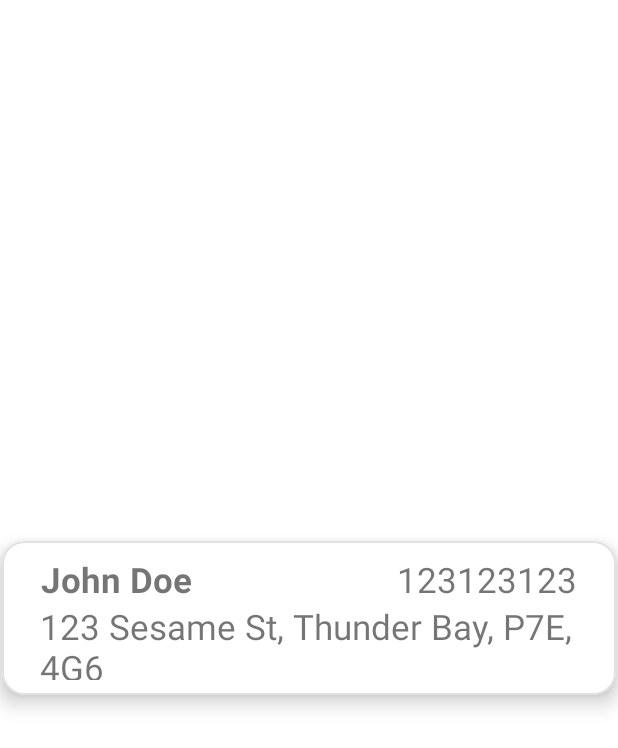
After one commit to cassieg272/Pro-Q, an Android app: the layout search_result.xml on its own in the app's theme, with its tools: preview values and no code run, on a phone screen of 412 x 824 dp. The commit adds this screen. Shown: the top 748 px of the screen. Run offline under Robolectric (Android 15) with nearby library versions, the phone set to English and light mode, and no system bars; Roboto replaces fonts that are not available here.

Commit message:
complete designing search page layout and search input validation

```diff
--- a/app/src/main/java/com/example/pro_q/Client.java
+++ b/app/src/main/java/com/example/pro_q/ClientAdapter.java
@@ -1,4 +1,4 @@
 package com.example.pro_q;
 
-public class Client {
+public class ClientAdapter {
 }
--- a/app/src/main/java/com/example/pro_q/ContactPersonLogin.java
+++ b/app/src/main/java/com/example/pro_q/ContactPersonLogin.java
@@ -78,7 +78,6 @@ public class ContactPersonLogin extends AppCompatActivity {
                         user.add(id);
                         user.add(name);
                         user.add(String.valueOf(clientList));
-                        Log.d("TAG", String.valueOf(user));
 
                         //perform authentication with Firestore Authentication library
                         mAuth.signInWithEmailAndPassword(email, password).addOnCompleteListener(ContactPersonLogin.this, task1 -> {
--- /dev/null
+++ b/app/src/main/res/layout/search_result.xml
@@ -0,0 +1,65 @@
+<?xml version="1.0" encoding="utf-8"?>
+<androidx.constraintlayout.widget.ConstraintLayout xmlns:android="http://schemas.android.com/apk/res/android"
+    xmlns:app="http://schemas.android.com/apk/res-auto"
+    xmlns:tools="http://schemas.android.com/tools"
+    android:layout_width="match_parent"
+    android:layout_height="match_parent">
+
+    <com.google.android.material.card.MaterialCardView
+        android:id="@+id/materialCardView"
+        android:layout_width="409dp"
+        android:layout_height="wrap_content"
+        android:background="@drawable/search_view_border"
+        app:cardCornerRadius="15dp"
+        app:cardElevation="8dp"
+        app:layout_constraintBottom_toBottomOf="parent"
+        app:layout_constraintEnd_toEndOf="parent"
+        app:layout_constraintStart_toStartOf="parent"
+        app:layout_constraintTop_toTopOf="parent"
+        app:strokeColor="@color/light_grey"
+        app:strokeWidth="1dp">
+
+        <androidx.constraintlayout.widget.ConstraintLayout
+            android:layout_width="match_parent"
+            android:layout_height="wrap_content"
+            android:layout_margin="10dp">
+
+            <TextView
+                android:id="@+id/cltID"
+                android:layout_width="wrap_content"
+                android:layout_height="wrap_content"
+                android:layout_marginEnd="16dp"
+                android:text="123123123"
+                android:textSize="23sp"
+                app:layout_constraintBottom_toBottomOf="@+id/cltName"
+                app:layout_constraintEnd_toEndOf="parent"
+                app:layout_constraintTop_toTopOf="@+id/cltName" />
+
+            <TextView
+                android:id="@+id/cltName"
+                android:layout_width="wrap_content"
+                android:layout_height="wrap_content"
+                android:layout_marginStart="16dp"
+                android:text="John Doe"
+                android:textSize="23sp"
+                android:textStyle="bold"
+                app:layout_constraintBottom_toBottomOf="parent"
+                app:layout_constraintStart_toStartOf="parent"
+                app:layout_constraintTop_toTopOf="parent"
+                app:layout_constraintVertical_bias="0.0" />
+
+            <TextView
+                android:id="@+id/cltAddress"
+                android:layout_width="359dp"
+                android:layout_height="51dp"
+                android:text="123 Sesame St, Thunder Bay, P7E, 4G6"
+                android:textSize="23sp"
+                app:layout_constraintEnd_toEndOf="@+id/cltID"
+                app:layout_constraintStart_toStartOf="@+id/cltName"
+                app:layout_constraintTop_toBottomOf="@+id/cltName" />
+
+        </androidx.constraintlayout.widget.ConstraintLayout>
+
+    </com.google.android.material.card.MaterialCardView>
+
+</androidx.constraintlayout.widget.ConstraintLayout>
--- a/app/src/main/res/values/colors.xml
+++ b/app/src/main/res/values/colors.xml
@@ -12,5 +12,6 @@
     <color name="purple_700">#FF3700B3</color>
     <color name="teal_200">#FF03DAC5</color>
     <color name="teal_700">#FF018786</color>
+    <color name="light_grey">#FFdee3e0</color>
     <color name="grey">#FF535754</color>
 </resources>
--- a/app/src/main/res/values/strings.xml
+++ b/app/src/main/res/values/strings.xml
@@ -5,7 +5,7 @@
     <string name="emailHint">Email: </string>
     <string name="passwordHint">Password: </string>
     <string name="loginBtn">Login</string>
-    <string name="searchHint">Search by last name...</string>
+    <string name="searchHint">Search by full name...</string>
     <string name="logoContentDescription">Pro-Q Logo</string>
     <string name="app_name">Pro-Q</string>
     <string name="client_id">Client Id</string>
```
Also changed, not shown: app/src/main/AndroidManifest.xml (+8 -7 lines), app/src/main/java/com/example/pro_q/ClientModel.java (added, +38 -0 lines), app/src/main/java/com/example/pro_q/Search.java (+86 -8 lines).
